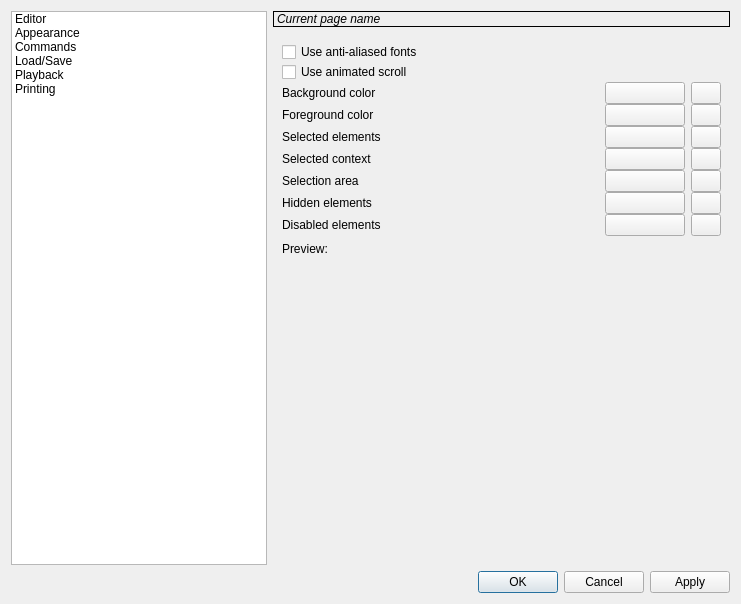
Above: src/ui/settingsdialog.ui from canorusmusic/canorus before the change. Below: the same form after it.
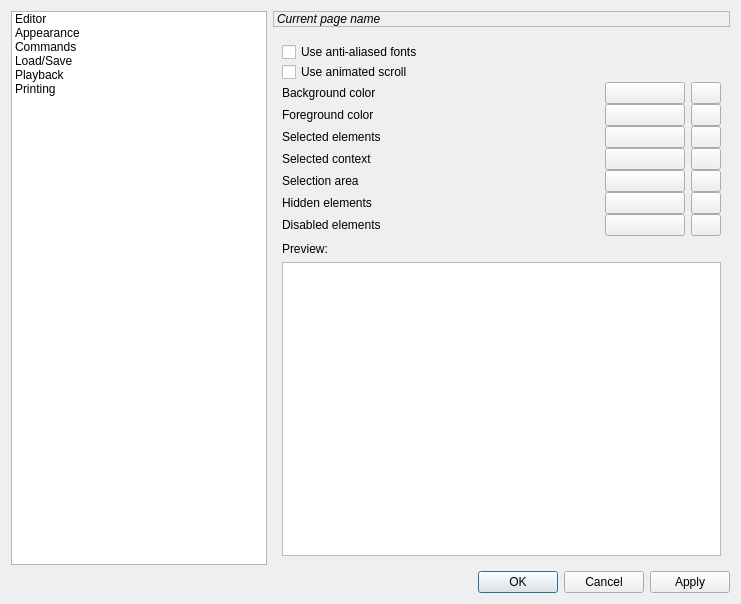
That is the form after the change. Icons and pictures are not drawn. Custom widgets are drawn as their Qt base class.

Commit message: CAScoreView now contains both scene and view. CADrawable inherits QGraphicsItem.

What changed in the file:
```diff
--- a/src/ui/settingsdialog.ui
+++ b/src/ui/settingsdialog.ui
@@ -124,7 +124,7 @@
           </font>
          </property>
          <property name="frameShape">
-          <enum>QFrame::Box</enum>
+          <enum>QFrame::StyledPanel</enum>
          </property>
          <property name="frameShadow">
           <enum>QFrame::Plain</enum>
@@ -584,7 +584,7 @@
             </widget>
            </item>
            <item>
-            <widget class="CAScoreView" name="uiPreviewScoreView" native="true"/>
+            <widget class="CAScoreView" name="uiPreviewScoreView"/>
            </item>
           </layout>
          </widget>
@@ -948,7 +948,7 @@
  <customwidgets>
   <customwidget>
    <class>CAScoreView</class>
-   <extends>QWidget</extends>
+   <extends>QGraphicsView</extends>
    <header>widgets/scoreview.h</header>
   </customwidget>
  </customwidgets>
```
The commit also changes 6 other files.
